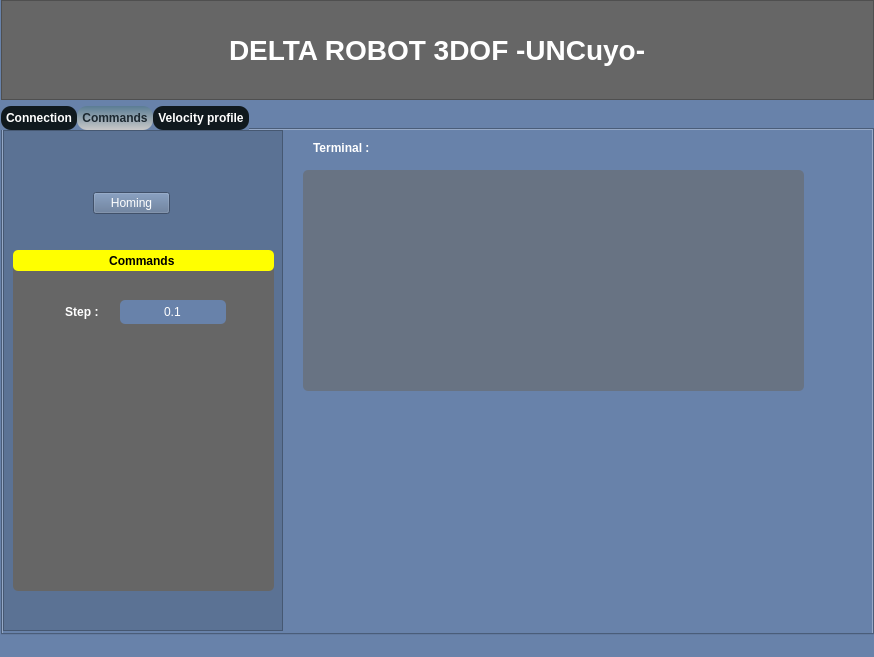
Before: the Qt Designer form mainwindow.ui in Eliascc5/IHM-RobotDelta, drawn with Qt 5.
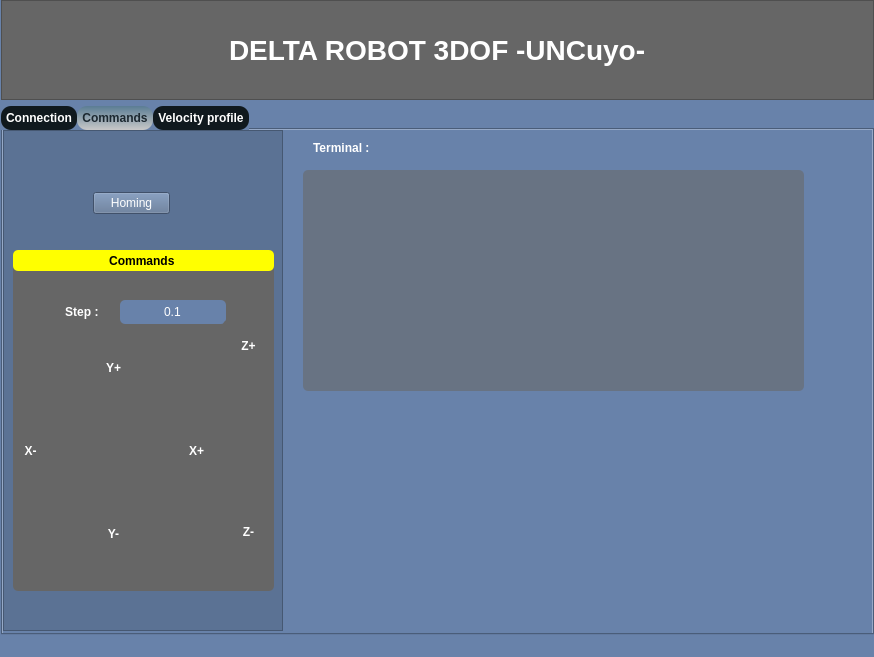
After: the same form once the commit is applied. The open tabs and pages were chosen to show the change. Icons and pictures are not drawn. Custom widgets are drawn as their Qt base class.

Patch:
```diff
--- a/mainwindow.ui
+++ b/mainwindow.ui
@@ -644,47 +644,32 @@
          <widget class="QWidget" name="gridLayoutWidget">
           <property name="geometry">
            <rect>
-            <x>10</x>
-            <y>110</y>
-            <width>171</width>
-            <height>181</height>
+            <x>0</x>
+            <y>100</y>
+            <width>201</width>
+            <height>201</height>
            </rect>
           </property>
           <layout class="QGridLayout" name="gridLayout_3">
-           <item row="0" column="1">
-            <widget class="QPushButton" name="ypButton">
-             <property name="sizePolicy">
-              <sizepolicy hsizetype="Minimum" vsizetype="Minimum">
-               <horstretch>0</horstretch>
-               <verstretch>0</verstretch>
-              </sizepolicy>
-             </property>
-             <property name="cursor">
-              <cursorShape>PointingHandCursor</cursorShape>
+           <item row="2" column="4">
+            <widget class="QLabel" name="label_20">
+             <property name="font">
+              <font>
+               <bold>true</bold>
+              </font>
              </property>
              <property name="styleSheet">
-              <string notr="true">QPushButton{
-background-repeat: no-repeat;
-	background-image: url(:/resources/resources/arrow_yp.svg);
-background-position: center;
-
-border-radius: 1px;
-}
- QPushButton:checked{
-background-repeat: no-repeat;
-background-position: center;
-background-image: url(:/resources/resources/arrow_yp.svg);
-border-radius: 1px;
- }
-
-</string>
+              <string notr="true">color: rgb(255, 255, 255);</string>
              </property>
              <property name="text">
-              <string/>
+              <string>X+</string>
+             </property>
+             <property name="alignment">
+              <set>Qt::AlignCenter</set>
              </property>
             </widget>
            </item>
-           <item row="1" column="2">
+           <item row="2" column="3">
             <widget class="QPushButton" name="xpButton">
              <property name="sizePolicy">
               <sizepolicy hsizetype="Minimum" vsizetype="Minimum">
@@ -721,7 +706,7 @@
              </property>
             </widget>
            </item>
-           <item row="2" column="1">
+           <item row="3" column="2">
             <widget class="QPushButton" name="ynButton">
              <property name="sizePolicy">
               <sizepolicy hsizetype="Minimum" vsizetype="Minimum">
@@ -736,22 +721,91 @@
               <string notr="true">QPushButton{
 background-repeat: no-repeat;
 background-position: center;
-	background-image: url(:/resources/resources/arrow_yn.svg);
-border-radius: 10px;
+
+border-radius: 1px;
 }
  QPushButton:checked{
 background-repeat: no-repeat;
 background-position: center;
-background-image: url(:/resources/resources/arrow_yn.svg);
-border-radius: 10px;
- }</string>
+	background-image: url(:/resources/resources/35arrowdown.png);
+border-radius: 1px;
+ }
+</string>
              </property>
              <property name="text">
               <string/>
              </property>
             </widget>
            </item>
-           <item row="1" column="0">
+           <item row="0" column="2">
+            <widget class="QLabel" name="label_22">
+             <property name="font">
+              <font>
+               <bold>true</bold>
+              </font>
+             </property>
+             <property name="styleSheet">
+              <string notr="true">color: rgb(255, 255, 255);</string>
+             </property>
+             <property name="text">
+              <string>Y+</string>
+             </property>
+             <property name="alignment">
+              <set>Qt::AlignCenter</set>
+             </property>
+            </widget>
+           </item>
+           <item row="1" column="2">
+            <widget class="QPushButton" name="ypButton">
+             <property name="sizePolicy">
+              <sizepolicy hsizetype="Minimum" vsizetype="Minimum">
+               <horstretch>0</horstretch>
+               <verstretch>0</verstretch>
+              </sizepolicy>
+             </property>
+             <property name="cursor">
+              <cursorShape>PointingHandCursor</cursorShape>
+             </property>
+             <property name="styleSheet">
+              <string notr="true">QPushButton{
+background-repeat: no-repeat;
+	background-image: url(:/resources/resources/35arrowupp.png);
+background-position: center;
+
+border-radius: 1px;
+}
+ QPushButton:checked{
+background-repeat: no-repeat;
+background-position: center;
+	background-image: url(:/resources/resources/35arrowupp.png);
+border-radius: 1px;
+ }
+</string>
+             </property>
+             <property name="text">
+              <string/>
+             </property>
+            </widget>
+           </item>
+           <item row="2" column="0">
+            <widget class="QLabel" name="label_21">
+             <property name="font">
+              <font>
+               <bold>true</bold>
+              </font>
+             </property>
+             <property name="styleSheet">
+              <string notr="true">color: rgb(255, 255, 255);</string>
+             </property>
+             <property name="text">
+              <string>X-</string>
+             </property>
+             <property name="alignment">
+              <set>Qt::AlignCenter</set>
+             </property>
+            </widget>
+           </item>
+           <item row="2" column="1">
             <widget class="QPushButton" name="xnButton">
              <property name="sizePolicy">
               <sizepolicy hsizetype="Minimum" vsizetype="Minimum">
@@ -783,24 +837,87 @@
              </property>
             </widget>
            </item>
+           <item row="4" column="2">
+            <widget class="QLabel" name="label_23">
+             <property name="font">
+              <font>
+               <bold>true</bold>
+              </font>
+             </property>
+             <property name="styleSheet">
+              <string notr="true">color: rgb(255, 255, 255);</string>
+             </property>
+             <property name="text">
+              <string>Y-</string>
+             </property>
+             <property name="alignment">
+              <set>Qt::AlignCenter</set>
+             </property>
+            </widget>
+           </item>
           </layout>
          </widget>
-         <widget class="QPushButton" name="znButton">
+         <widget class="QWidget" name="verticalLayoutWidget">
           <property name="geometry">
            <rect>
-            <x>200</x>
-            <y>190</y>
-            <width>50</width>
-            <height>50</height>
+            <x>210</x>
+            <y>70</y>
+            <width>51</width>
+            <height>241</height>
            </rect>
           </property>
-          <property name="cursor">
-           <cursorShape>PointingHandCursor</cursorShape>
-          </property>
-          <property name="styleSheet">
-           <string notr="true">QPushButton{
+          <layout class="QVBoxLayout" name="verticalLayout_6">
+           <item>
+            <widget class="QLabel" name="label_24">
+             <property name="sizePolicy">
+              <sizepolicy hsizetype="Minimum" vsizetype="Minimum">
+               <horstretch>0</horstretch>
+               <verstretch>0</verstretch>
+              </sizepolicy>
+             </property>
+             <property name="maximumSize">
+              <size>
+               <width>16777215</width>
+               <height>20</height>
+              </size>
+             </property>
+             <property name="font">
+              <font>
+               <bold>true</bold>
+              </font>
+             </property>
+             <property name="styleSheet">
+              <string notr="true">color: rgb(255, 255, 255);</string>
+             </property>
+             <property name="text">
+              <string>Z+</string>
+             </property>
+             <property name="alignment">
+              <set>Qt::AlignCenter</set>
+             </property>
+            </widget>
+           </item>
+           <item>
+            <widget class="QPushButton" name="zpButton">
+             <property name="sizePolicy">
+              <sizepolicy hsizetype="Minimum" vsizetype="Minimum">
+               <horstretch>0</horstretch>
+               <verstretch>0</verstretch>
+              </sizepolicy>
+             </property>
+             <property name="maximumSize">
+              <size>
+               <width>16777215</width>
+               <height>50</height>
+              </size>
+             </property>
+             <property name="cursor">
+              <cursorShape>PointingHandCursor</cursorShape>
+             </property>
+             <property name="styleSheet">
+              <string notr="true">QPushButton{
 background-repeat: no-repeat;
-	background-image: url(:/resources/resources/35arrowdown.png);
+	background-image: url(:/resources/resources/35arrowupp.png);
 background-position: center;
 
 border-radius: 1px;
@@ -808,31 +925,37 @@
  QPushButton:checked{
 background-repeat: no-repeat;
 background-position: center;
-	background-image: url(:/resources/resources/35arrowdown.png);
+	background-image: url(:/resources/resources/35arrowupp.png);
 border-radius: 1px;
  }
 </string>
-          </property>
-          <property name="text">
-           <string/>
-          </property>
-         </widget>
-         <widget class="QPushButton" name="zpButton">
-          <property name="geometry">
-           <rect>
-            <x>200</x>
-            <y>130</y>
-            <width>50</width>
-            <height>50</height>
-           </rect>
-          </property>
-          <property name="cursor">
-           <cursorShape>PointingHandCursor</cursorShape>
-          </property>
-          <property name="styleSheet">
-           <string notr="true">QPushButton{
+             </property>
+             <property name="text">
+              <string/>
+             </property>
+            </widget>
+           </item>
+           <item>
+            <widget class="QPushButton" name="znButton">
+             <property name="sizePolicy">
+              <sizepolicy hsizetype="Minimum" vsizetype="Minimum">
+               <horstretch>0</horstretch>
+               <verstretch>0</verstretch>
+              </sizepolicy>
+             </property>
+             <property name="maximumSize">
+              <size>
+               <width>16777215</width>
+               <height>50</height>
+              </size>
+             </property>
+             <property name="cursor">
+              <cursorShape>PointingHandCursor</cursorShape>
+             </property>
+             <property name="styleSheet">
+              <string notr="true">QPushButton{
 background-repeat: no-repeat;
-	background-image: url(:/resources/resources/35arrowupp.png);
+	background-image: url(:/resources/resources/35arrowdown.png);
 background-position: center;
 
 border-radius: 1px;
@@ -840,14 +963,47 @@
  QPushButton:checked{
 background-repeat: no-repeat;
 background-position: center;
-	background-image: url(:/resources/resources/35arrowupp.png);
+	background-image: url(:/resources/resources/35arrowdown.png);
 border-radius: 1px;
  }
 </string>
-          </property>
-          <property name="text">
-           <string/>
-          </property>
+             </property>
+             <property name="text">
+              <string/>
+             </property>
+            </widget>
+           </item>
+           <item>
+            <widget class="QLabel" name="label_25">
+             <property name="sizePolicy">
+              <sizepolicy hsizetype="Preferred" vsizetype="Minimum">
+               <horstretch>0</horstretch>
+               <verstretch>0</verstretch>
+              </sizepolicy>
+             </property>
+             <property name="maximumSize">
+              <size>
+               <width>16777215</width>
+               <height>20</height>
+              </size>
+             </property>
+             <property name="font">
+              <font>
+               <bold>true</bold>
+              </font>
+             </property>
+             <property name="styleSheet">
+              <string notr="true">color: rgb(255, 255, 255);</string>
+             </property>
+             <property name="text">
+              <string>Z-</string>
+             </property>
+             <property name="alignment">
+              <set>Qt::AlignCenter</set>
+             </property>
+            </widget>
+           </item>
+          </layout>
          </widget>
         </widget>
        </widget>
```
Left out of the diff: 11 changed lines with no effect on the pictures.
